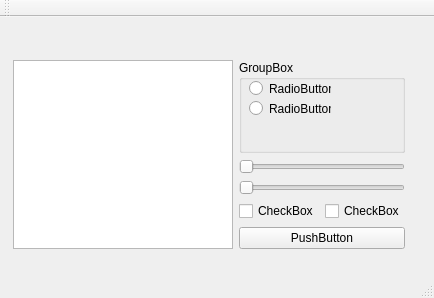
Above: mainwindow.ui from ElfoLiNk/ImageStenography before the change. Below: the same form after it.
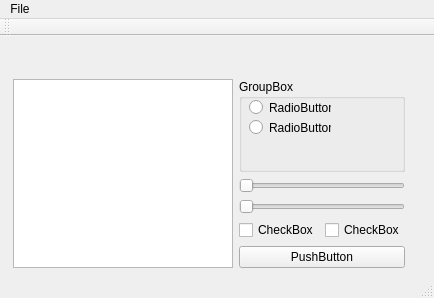
That is the form after the change.

Diff of the .ui file:
```diff
--- a/mainwindow.ui
+++ b/mainwindow.ui
@@ -14,7 +14,7 @@
    <string>MainWindow</string>
   </property>
   <widget class="QWidget" name="centralWidget">
-   <widget class="QWidget" name="">
+   <widget class="QWidget" name="layoutWidget">
     <property name="geometry">
      <rect>
       <x>2</x>
@@ -115,6 +115,16 @@
      <height>21</height>
     </rect>
    </property>
+   <widget class="QMenu" name="menuFile">
+    <property name="title">
+     <string>File</string>
+    </property>
+    <addaction name="actionNew"/>
+    <addaction name="actionOpen"/>
+    <addaction name="actionSave"/>
+    <addaction name="actionExit"/>
+   </widget>
+   <addaction name="menuFile"/>
   </widget>
   <widget class="QToolBar" name="mainToolBar">
    <attribute name="toolBarArea">
```
Left out of the diff: 32 changed lines with no effect on the pictures.
